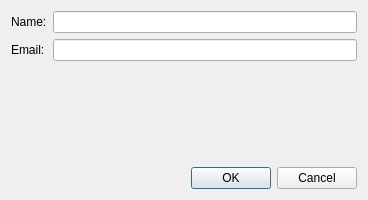
This is src/dialogs/reposettingsdialog.ui in KDE/kommit as Qt 5 draws it before an edit. The edited form follows.
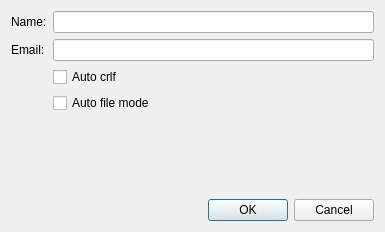
This is the edited form. Icons and pictures are not drawn.

Commit message: Auto crlf and file mode option in settings page

Diff of the .ui file:
```diff
--- a/src/dialogs/reposettingsdialog.ui
+++ b/src/dialogs/reposettingsdialog.ui
@@ -6,8 +6,8 @@
    <rect>
     <x>0</x>
     <y>0</y>
-    <width>368</width>
-    <height>200</height>
+    <width>385</width>
+    <height>232</height>
    </rect>
   </property>
   <property name="windowTitle">
@@ -39,6 +39,20 @@
      <item row="1" column="1">
       <widget class="QLineEdit" name="lineEditUserEmail"/>
      </item>
+     <item row="2" column="1">
+      <widget class="QCheckBox" name="checkBoxAutoCrlf">
+       <property name="text">
+        <string>Auto crlf</string>
+       </property>
+      </widget>
+     </item>
+     <item row="3" column="1">
+      <widget class="QCheckBox" name="checkBoxAutoFileMode">
+       <property name="text">
+        <string>Auto file mode</string>
+       </property>
+      </widget>
+     </item>
     </layout>
    </item>
    <item>
```
Left out of the diff: 3 changed lines with no effect on the pictures. The commit also changes 3 other files.
